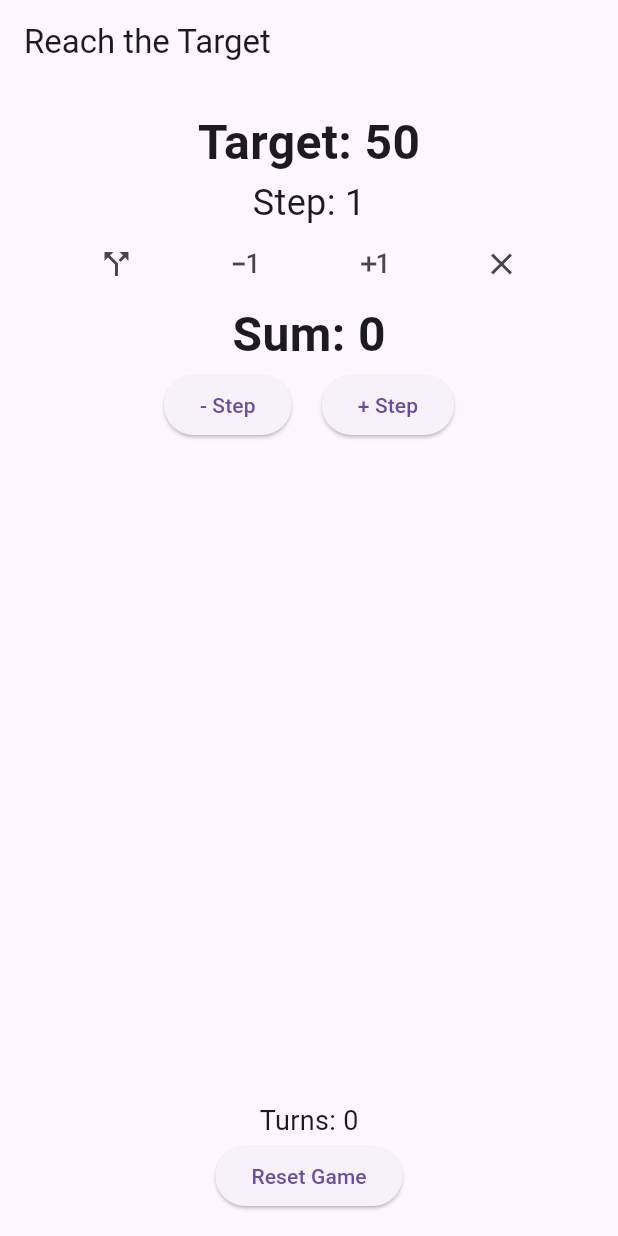
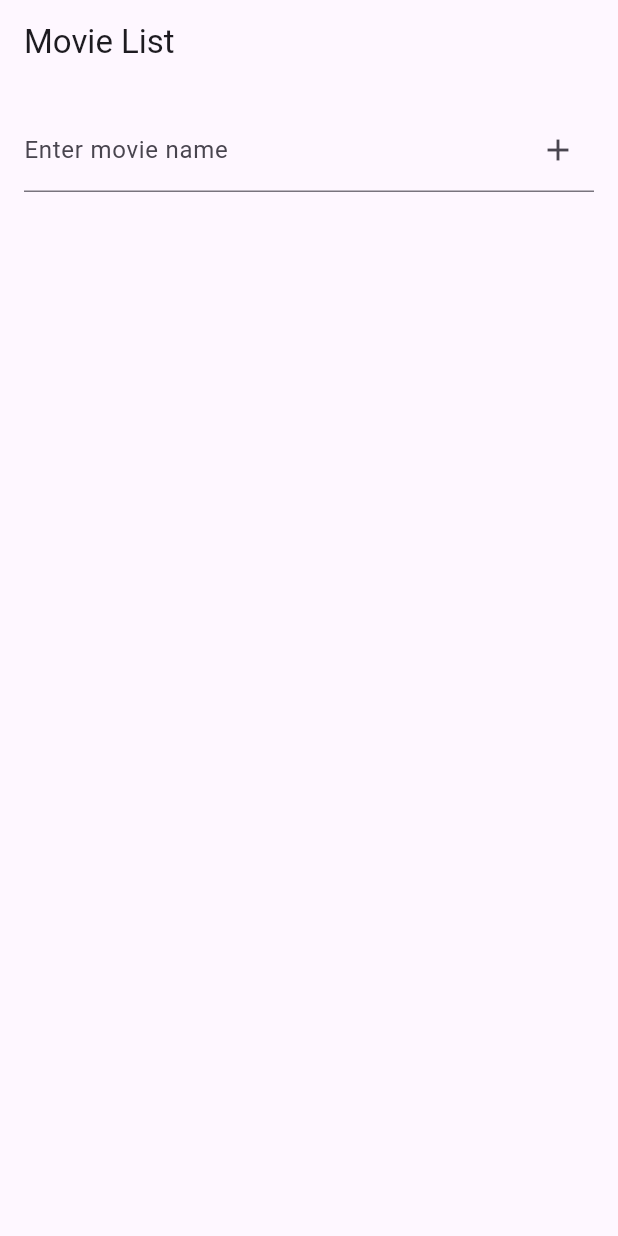
Before and after one commit to Dav1dParker/flutter_homework, a Flutter app: the screen it shows after launch, on a phone screen of 412 x 824 dp. Run offline on Flutter 3.47's test engine with Material 3 defaults, Android fonts, the phone set to English and light mode, and no system bars.

Commit message:
Pr 4 widget column

```diff
--- a/lib/main.dart
+++ b/lib/main.dart
@@ -1,229 +1,85 @@
 import 'package:flutter/material.dart';
 
 void main() {
-  runApp(TargetGameApp());
+  runApp(MovieListApp());
 }
 
-class TargetGameApp extends StatelessWidget {
+class MovieListApp extends StatelessWidget {
   @override
   Widget build(BuildContext context) {
     return MaterialApp(
-      home: GameScreen(),
+      title: 'Movie List',
+      theme: ThemeData(
+        primarySwatch: Colors.blue,
+      ),
+      home: MovieListScreen(),
     );
   }
 }
 
-class GameScreen extends StatefulWidget {
+class MovieListScreen extends StatefulWidget {
   @override
-  _GameScreenState createState() => _GameScreenState();
+  _MovieListScreenState createState() => _MovieListScreenState();
 }
 
-class _GameScreenState extends State<GameScreen> {
-  int target = 50; // Target number
-  int sum = 0; // Current sum of player
-  int step = 1; // Current step value
-  int turns = 0; // Number of turns taken by the player
-  bool hasWon = false; // Win status
+class _MovieListScreenState extends State<MovieListScreen> {
+  final List<String> _movies = [];
+  final TextEditingController _controller = TextEditingController();
 
-  void _resetGame() { // Reset the game
-    setState(() {
-      target = (20 + (target * 1.5).toInt()) % 100; // Randomly set a new target
-      sum = 0;
-      step = 1;
-      turns = 0;
-      hasWon = false;
-    });
-  }
-
-  void _incrementTurn() {
-    if (!hasWon) {
+  void _addMovie() {
+    if (_controller.text.isNotEmpty) {
       setState(() {
-        turns += 1;
+        _movies.add(_controller.text);
       });
+      _controller.clear();
     }
   }
 
-  void _updateStep(int change) {
-    _incrementTurn();
+  void _removeMovie(int index) {
     setState(() {
-      step += change;
-      if (step < 1) step = 1;
-    });
-  }
-
-  void _multiplyOrDivideStep(bool multiply) {
-    _incrementTurn();
-    setState(() {
-      step = multiply ? step * 2 : (step / 2).floor(); // Divide step by 2 and take the floor value
-      if (step < 1) step = 1;
-    });
-  }
-
-  void _updateSum(bool increase) {
-    _incrementTurn();
-    setState(() {
-      sum += increase ? step : -step; // Increase or decrease sum by step value
-      //reset step value
-      step = 1;
-      if (sum == target) {
-        hasWon = true;
-      }
+      _movies.removeAt(index);
     });
   }
 
   @override
   Widget build(BuildContext context) {
     return Scaffold(
-      appBar: AppBar(title: Text('Reach the Target')),
-      body: Padding(
-        padding: const EdgeInsets.all(16.0),
+      appBar: AppBar(
+        title: Text('Movie List'),
+      ),
+      body: SingleChildScrollView(
         child: Column(
           children: [
-            TargetDisplay(target: target), // Stateless Widget #1
-            StepControls(
-              step: step,
-              onIncrease: () => _updateStep(1),
-              onDecrease: () => _updateStep(-1),
-              onMultiply: () => _multiplyOrDivideStep(true),
-              onDivide: () => _multiplyOrDivideStep(false),
-            ), // Stateless Widget #2
-            SumDisplay(sum: sum), // Stateless Widget #3
-            if (hasWon)
-              Text(
-                'Congratulations! You reached the target in $turns turns!',
-                style: TextStyle(fontSize: 24, color: Colors.green),
-                textAlign: TextAlign.center,
+            Padding(
+              padding: const EdgeInsets.all(16.0),
+              child: TextField(
+                controller: _controller,
+                decoration: InputDecoration(
+                  labelText: 'Enter movie name',
+                  suffixIcon: IconButton(
+                    icon: Icon(Icons.add),
+                    onPressed: _addMovie,
+                  ),
+                ),
+                onSubmitted: (_) => _addMovie(),
               ),
-            SumControls(
-              onIncrease: () => _updateSum(true),
-              onDecrease: () => _updateSum(false),
-            ), // Stateless Widget #4
-            Spacer(),
-            Text('Turns: $turns', style: TextStyle(fontSize: 18)),
-            ResetButton(onReset: _resetGame), // Stateless Widget #5
+            ),
+            Column(
+              children: _movies
+                  .asMap()
+                  .entries
+                  .map((entry) => ListTile(
+                title: Text(entry.value),
+                trailing: IconButton(
+                  icon: Icon(Icons.delete),
+                  onPressed: () => _removeMovie(entry.key),
+                ),
+              ))
+                  .toList(),
+            ),
           ],
         ),
       ),
     );
   }
 }
-
-class TargetDisplay extends StatelessWidget {
-  final int target;
-
-  TargetDisplay({required this.target});
-
-  @override
-  Widget build(BuildContext context) {
-    return Text(
-      'Target: $target',
-      style: TextStyle(fontSize: 32, fontWeight: FontWeight.bold),
-    );
-  }
-}
-
-class StepControls extends StatelessWidget {
-  final int step;
-  final VoidCallback onIncrease; // VoidCallback is a function that takes no arguments and returns void
-  final VoidCallback onDecrease;
-  final VoidCallback onMultiply;
-  final VoidCallback onDivide;
-
-  StepControls({
-    required this.step, // Required parameter
-    required this.onIncrease,
-    required this.onDecrease,
-    required this.onMultiply,
-    required this.onDivide,
-  });
-
-  @override
-  Widget build(BuildContext context) {
-    return Column(
-      children: [
-        Text(
-          'Step: $step',
-          style: TextStyle(fontSize: 24),
-        ),
-        Row(
-          mainAxisAlignment: MainAxisAlignment.spaceEvenly,
-          children: [
-            IconButton(
-              icon: Icon(Icons.call_split),
-              onPressed: onDivide,
-            ),
-            IconButton(
-              icon: Icon(Icons.exposure_minus_1),
-              onPressed: onDecrease,
-            ),
-
-            IconButton(
-              icon: Icon(Icons.exposure_plus_1),
-              onPressed: onIncrease,
-            ),
-            IconButton(
-              icon: Icon(Icons.clear),
-              onPressed: onMultiply,
-            ),
-          ],
-        ),
-      ],
-    );
-  }
-}
-
-class SumDisplay extends StatelessWidget {
-  final int sum;
-
-  SumDisplay({required this.sum});
-
-  @override
-  Widget build(BuildContext context) {
-    return Text(
-      'Sum: $sum',
-      style: TextStyle(fontSize: 32, fontWeight: FontWeight.bold),
-    );
-  }
-}
-
-class SumControls extends StatelessWidget {
-  final VoidCallback onIncrease;
-  final VoidCallback onDecrease;
-
-  SumControls({
-    required this.onIncrease,
-    required this.onDecrease,
-  });
-
-  @override
-  Widget build(BuildContext context) {
-    return Row(
-      mainAxisAlignment: MainAxisAlignment.center,
-      children: [
-        ElevatedButton(
-          onPressed: onDecrease,
-          child: Text('- Step'),
-        ),
-        SizedBox(width: 20),
-        ElevatedButton(
-          onPressed: onIncrease,
-          child: Text('+ Step'),
-        ),
-      ],
-    );
-  }
-}
-
-class ResetButton extends StatelessWidget {
-  final VoidCallback onReset;
-
-  ResetButton({required this.onReset});
-
-  @override
-  Widget build(BuildContext context) {
-    return ElevatedButton(
-      onPressed: onReset,
-      child: Text('Reset Game'),
-    );
-  }
-}
```
